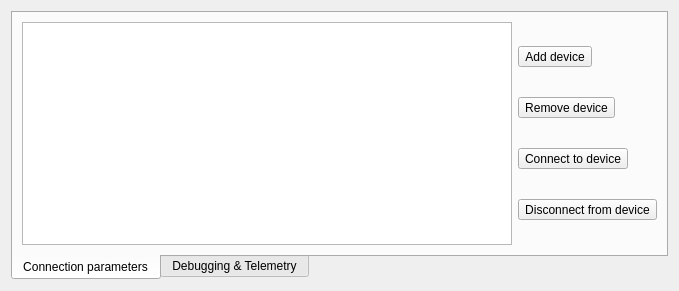
The window that cct/qtgui2/devices/connectioneditor/connectioneditor.ui (awacha/cct) describes before a commit, drawn with Qt 5.
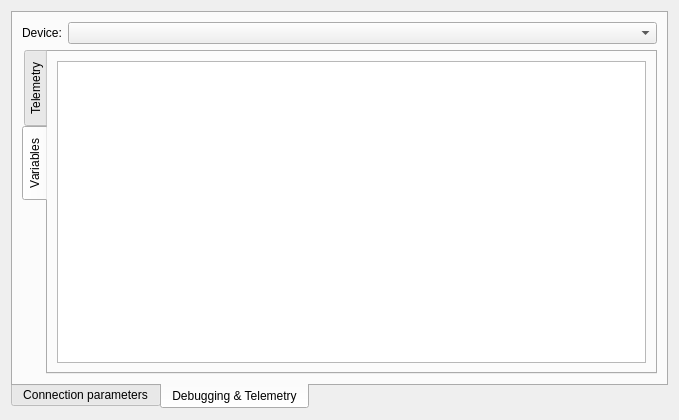
The same window after the commit. The open tabs and pages were chosen to show the change. Icons and pictures are not drawn.

Commit message: Device state debugging in the connection editor dialog

```diff
--- a/cct/qtgui2/devices/connectioneditor/connectioneditor.ui
+++ b/cct/qtgui2/devices/connectioneditor/connectioneditor.ui
@@ -7,7 +7,7 @@
     <x>0</x>
     <y>0</y>
     <width>679</width>
-    <height>291</height>
+    <height>420</height>
    </rect>
   </property>
   <property name="windowTitle">
@@ -124,11 +124,11 @@
        </item>
       </layout>
      </widget>
-     <widget class="QWidget" name="telemetryTab">
+     <widget class="QWidget" name="debugTab">
       <attribute name="title">
        <string>Debugging &amp;&amp; Telemetry</string>
       </attribute>
-      <layout class="QVBoxLayout" name="verticalLayout_2">
+      <layout class="QVBoxLayout" name="verticalLayout_4">
        <item>
         <layout class="QHBoxLayout" name="horizontalLayout_3">
          <item>
@@ -151,6 +151,19 @@
         </layout>
        </item>
        <item>
+        <widget class="QTabWidget" name="tabWidget_2">
+         <property name="tabPosition">
+          <enum>QTabWidget::West</enum>
+         </property>
+         <property name="currentIndex">
+          <number>0</number>
+         </property>
+         <widget class="QWidget" name="telemetryTab">
+          <attribute name="title">
+           <string>Telemetry</string>
+          </attribute>
+          <layout class="QVBoxLayout" name="verticalLayout_2">
+           <item>
         <widget class="QTreeView" name="telemetryTreeView">
          <property name="alternatingRowColors">
           <bool>true</bool>
@@ -167,6 +180,20 @@
          <property name="allColumnsShowFocus">
           <bool>true</bool>
          </property>
+            </widget>
+           </item>
+          </layout>
+         </widget>
+         <widget class="QWidget" name="variablesTab">
+          <attribute name="title">
+           <string>Variables</string>
+          </attribute>
+          <layout class="QVBoxLayout" name="verticalLayout_3">
+           <item>
+            <widget class="QTreeView" name="variablesTreeView"/>
+           </item>
+          </layout>
+         </widget>
         </widget>
        </item>
       </layout>
```
Left out of the diff: 19 changed lines with no effect on the pictures. Lines whose indentation alone changed are shown as unchanged. The commit also changes 2 other files.
